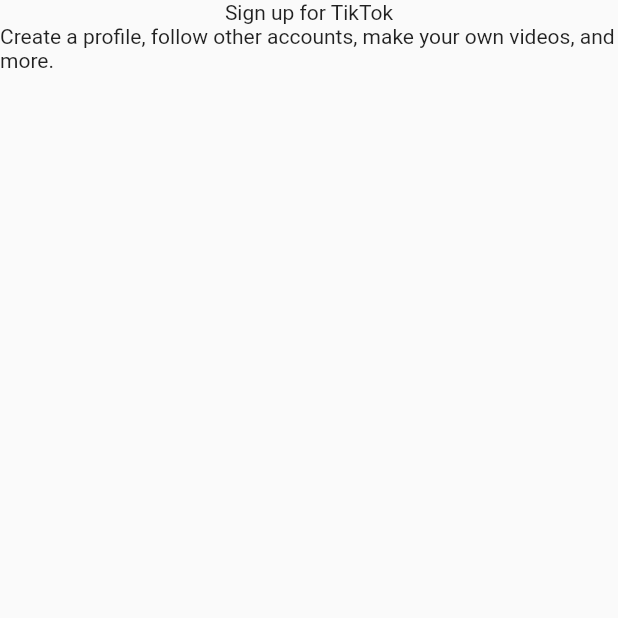
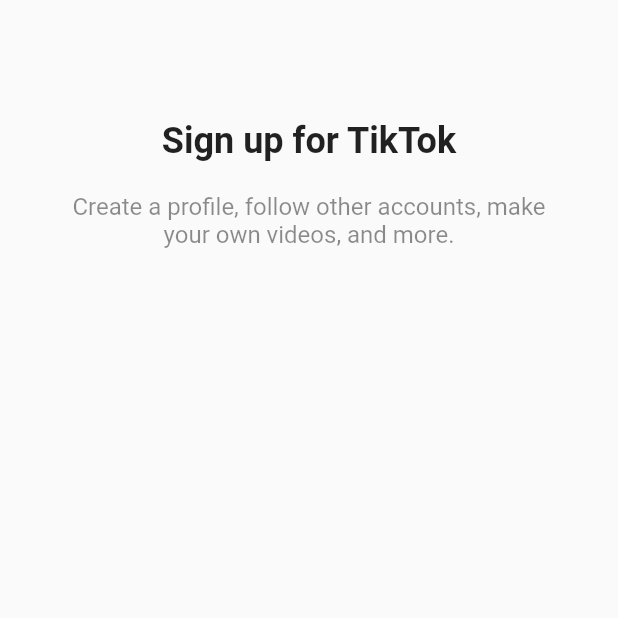
Before and after one commit to jundev5796/tiktok-clone, a Flutter app: the screen it shows after launch, on a phone screen of 412 x 824 dp, the top half of it. Run offline on Flutter 3.47's test engine with Material 2 defaults, Android fonts, the phone set to English and light mode, and no system bars.

Commit message:
Rendered signup screen text

```diff
--- a/lib/screens/sign-up/sign_up_screen.dart
+++ b/lib/screens/sign-up/sign_up_screen.dart
@@ -1,4 +1,6 @@
 import 'package:flutter/material.dart';
+import 'package:tiktok_clone/constants/gaps.dart';
+import 'package:tiktok_clone/constants/sizes.dart';
 
 class SignUpScreen extends StatelessWidget {
   const SignUpScreen({super.key});
@@ -7,12 +9,31 @@ class SignUpScreen extends StatelessWidget {
   Widget build(BuildContext context) {
     return const Scaffold(
       body: SafeArea(
-        child: Column(
-          children: [
-            Text('Sign up for TikTok'),
-            Text(
-                'Create a profile, follow other accounts, make your own videos, and more.'),
-          ],
+        child: Padding(
+          padding: EdgeInsets.symmetric(
+            horizontal: Sizes.size40,
+          ),
+          child: Column(
+            children: [
+              Gaps.v80,
+              Text(
+                'Sign up for TikTok',
+                style: TextStyle(
+                  fontSize: Sizes.size24,
+                  fontWeight: FontWeight.w700,
+                ),
+              ),
+              Gaps.v20,
+              Text(
+                'Create a profile, follow other accounts, make your own videos, and more.',
+                style: TextStyle(
+                  fontSize: Sizes.size16,
+                  color: Colors.black45,
+                ),
+                textAlign: TextAlign.center,
+              ),
+            ],
+          ),
         ),
       ),
     );
```
